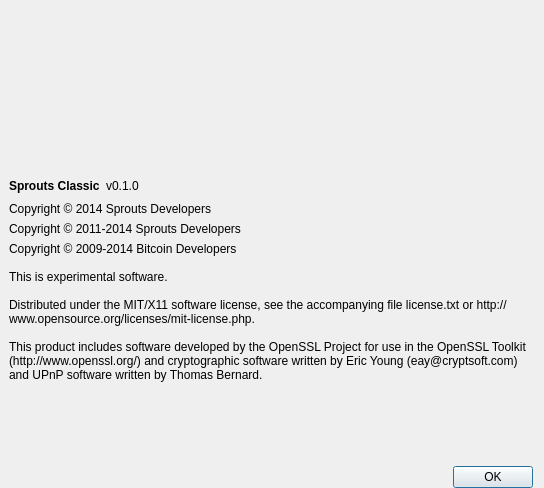
The window that src/qt/forms/aboutdialog.ui (skourdes/SproutsClassic) describes before a commit, drawn with Qt 5.
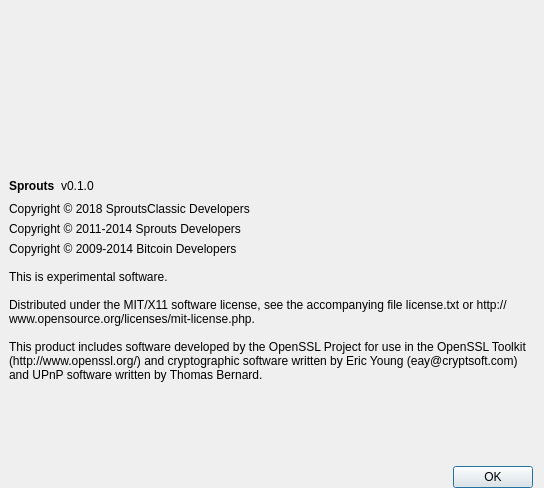
The same window after the commit. Icons and pictures are not drawn.

```diff
--- a/src/qt/forms/aboutdialog.ui
+++ b/src/qt/forms/aboutdialog.ui
@@ -72,7 +72,7 @@
        <item>
         <widget class="QLabel" name="label">
          <property name="text">
-          <string>&lt;html&gt;&lt;head/&gt;&lt;body&gt;&lt;p&gt;&lt;span style=&quot; font-weight:600;&quot;&gt;Sprouts Classic&lt;/span&gt;&lt;/p&gt;&lt;/body&gt;&lt;/html&gt;</string>
+          <string>&lt;html&gt;&lt;head/&gt;&lt;body&gt;&lt;p&gt;&lt;span style=&quot; font-weight:600;&quot;&gt;Sprouts&lt;/span&gt;&lt;/p&gt;&lt;/body&gt;&lt;/html&gt;</string>
          </property>
          <property name="textInteractionFlags">
           <set>Qt::LinksAccessibleByMouse|Qt::TextSelectableByKeyboard|Qt::TextSelectableByMouse</set>
@@ -110,7 +110,7 @@
      <item>
       <widget class="QLabel" name="label_4">
        <property name="text">
-        <string>Copyright © 2014 Sprouts Developers</string>
+        <string>Copyright © 2018 SproutsClassic Developers</string>
        </property>
       </widget>
      </item>
```
Left out of the diff: 2 changed lines with no effect on the pictures.
